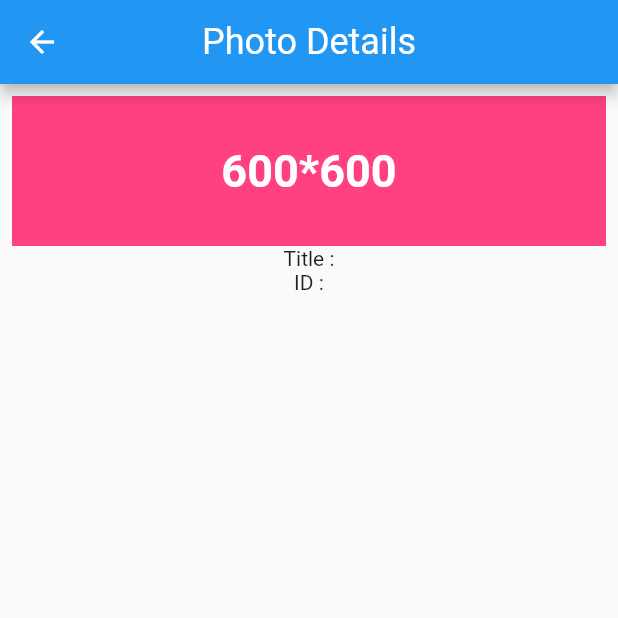
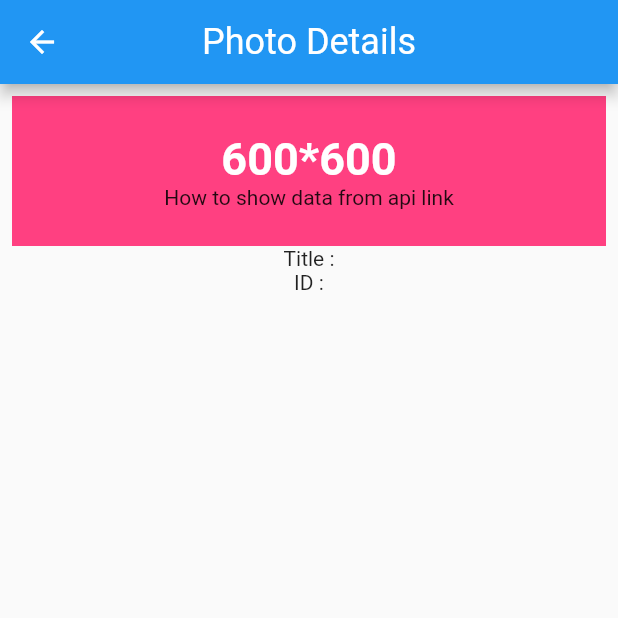
Before and after one commit to SaifulN2020/assigment_module14, a Flutter app: the PhotoDetails screen opened directly, on a phone screen of 412 x 824 dp, the top half of it. Run offline on Flutter 3.47's test engine with Material 2 defaults, Android fonts, the phone set to English and light mode, and no system bars; network calls fail.

Commit message:
ready project

```diff
--- a/lib/photo_details.dart
+++ b/lib/photo_details.dart
@@ -33,7 +33,8 @@
                           fontSize: 30,
                           fontWeight: FontWeight.bold,
                           color: Colors.white),
-                    )
+                    ),
+                    Text("How to show data from api link")
                   ],
                 ),
               ),
```
Also changed, not shown: pubspec.yaml (+4 -60 lines).
